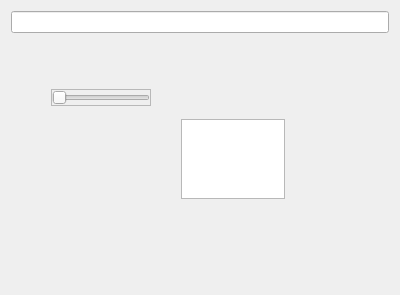
Above: src/testwidget.ui from sigsergv/ororok before the change. Below: the same form after it.
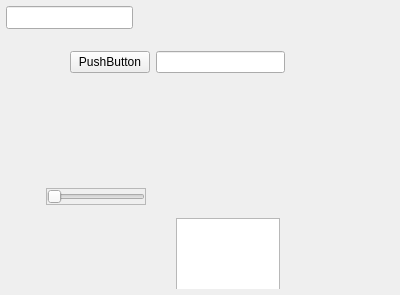
That is the form after the change.

Commit message: playlist widget redesigned: added new buttons for list items manipulation

Patch:
```diff
--- a/src/testwidget.ui
+++ b/src/testwidget.ui
@@ -13,12 +13,25 @@
   <property name="windowTitle">
    <string>Form</string>
   </property>
-  <layout class="QVBoxLayout" name="verticalLayout">
-   <item>
-    <widget class="QLineEdit" name="lineEdit"/>
-   </item>
-   <item>
+  <widget class="QLineEdit" name="lineEdit">
+   <property name="geometry">
+    <rect>
+     <x>6</x>
+     <y>6</y>
+     <width>127</width>
+     <height>23</height>
+    </rect>
+   </property>
+  </widget>
     <widget class="QWidget" name="widget" native="true">
+   <property name="geometry">
+    <rect>
+     <x>6</x>
+     <y>138</y>
+     <width>388</width>
+     <height>151</height>
+    </rect>
+   </property>
      <widget class="QTextEdit" name="textEdit">
       <property name="geometry">
        <rect>
@@ -70,8 +83,28 @@
       </layout>
      </widget>
     </widget>
-   </item>
-  </layout>
+  <widget class="QWidget" name="">
+   <property name="geometry">
+    <rect>
+     <x>70</x>
+     <y>50</y>
+     <width>215</width>
+     <height>25</height>
+    </rect>
+   </property>
+   <layout class="QHBoxLayout" name="horizontalLayout_2">
+    <item>
+     <widget class="QPushButton" name="pushButton">
+      <property name="text">
+       <string>PushButton</string>
+      </property>
+     </widget>
+    </item>
+    <item>
+     <widget class="QLineEdit" name="lineEdit_2"/>
+    </item>
+   </layout>
+  </widget>
  </widget>
  <resources/>
  <connections/>
```
Lines whose indentation alone changed are shown as unchanged. The commit also changes 8 other files.
